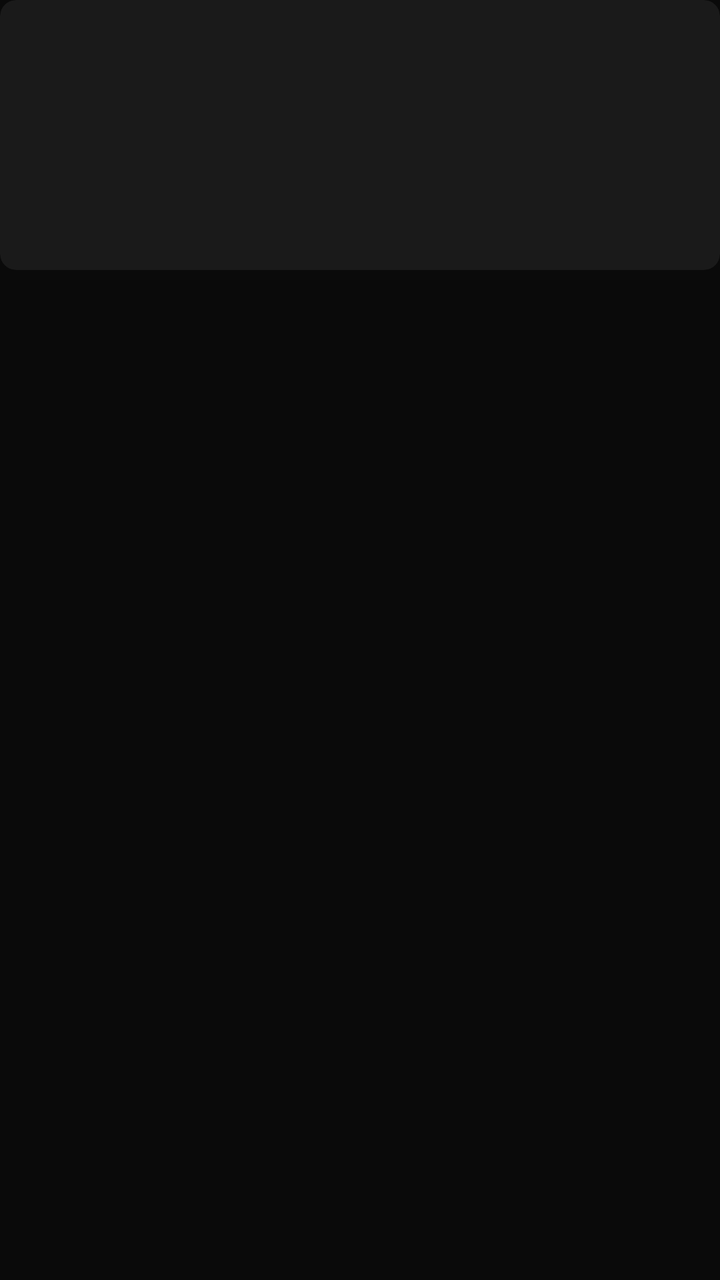
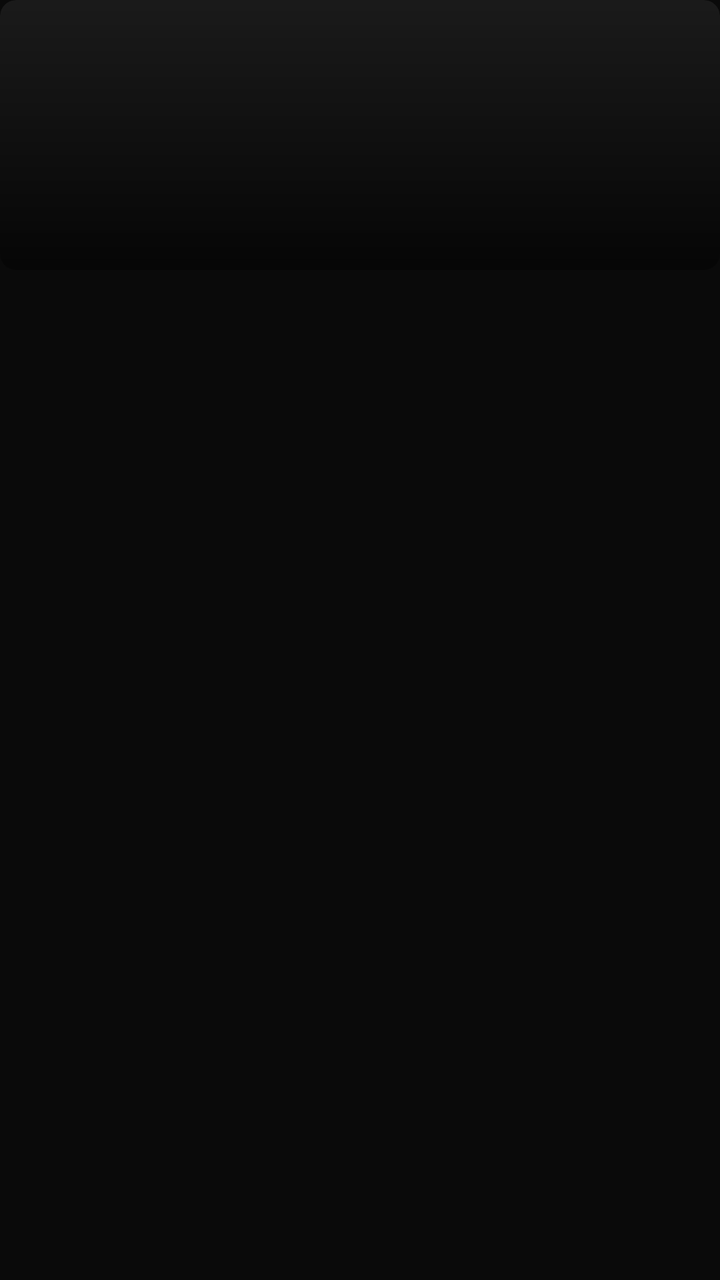

The first picture is an Android layout as it rendered before a commit; the second is the same layout after the commit. The layout source and the unified diff follow.
<!-- AndroidManifest.xml: application theme Theme.StarCinema -->
<!-- res/layout/item_detail_landscape.xml -->
<?xml version="1.0" encoding="utf-8"?>
<LinearLayout xmlns:android="http://schemas.android.com/apk/res/android"
    xmlns:app="http://schemas.android.com/apk/res-auto"
    android:layout_width="240dp"
    android:layout_height="wrap_content"
    android:orientation="vertical"
    android:focusable="true"
    android:clickable="true"
    android:layout_marginEnd="14dp"
    android:clipChildren="false">

    <com.google.android.material.card.MaterialCardView
        android:id="@+id/imageBox"
        android:layout_width="match_parent"
        android:layout_height="135dp"
        android:clipToOutline="true"
        app:cardCornerRadius="8dp"
        app:cardBackgroundColor="@color/bg_card"
        app:cardElevation="0dp"
        app:strokeColor="#00FFFFFF"
        app:strokeWidth="2dp">

        <ImageView
            android:id="@+id/posterImage"
            android:layout_width="match_parent"
            android:layout_height="match_parent"
            android:scaleType="centerCrop" />
    </com.google.android.material.card.MaterialCardView>

    <TextView
        android:id="@+id/titleText"
        android:layout_width="match_parent"
        android:layout_height="wrap_content"
        android:layout_marginTop="6dp"
        android:textSize="14sp"
        android:textColor="@color/text_primary"
        android:textStyle="bold"
        android:singleLine="true"
        android:ellipsize="end" />

    <TextView
        android:id="@+id/subtitleText"
        android:layout_width="match_parent"
        android:layout_height="wrap_content"
        android:layout_marginTop="2dp"
        android:textSize="12sp"
        android:textColor="@color/text_secondary" />
</LinearLayout>
<!-- resources referenced by this layout -->
<resources>
  <color name="bg_card">#1A1A1A</color>
  <color name="text_primary">#FFFFFF</color>
  <color name="text_secondary">#B0B0B0</color>
  <style name="Theme.StarCinema" parent="Theme.Material3.Dark.NoActionBar">
          <item name="android:windowBackground">@color/bg_primary</item>
          <item name="android:colorBackground">@color/bg_primary</item>
          <item name="colorPrimary">@color/gold_primary</item>
          <item name="colorOnPrimary">@color/bg_primary</item>
          <item name="colorPrimaryContainer">@color/bg_card</item>
          <item name="colorOnPrimaryContainer">@color/text_primary</item>
          <item name="colorSecondary">@color/gold_primary</item>
          <item name="colorOnSecondary">@color/bg_primary</item>
          <item name="colorSurface">@color/bg_primary</item>
          <item name="colorOnSurface">@color/text_primary</item>
          <item name="colorSurfaceVariant">@color/bg_card</item>
          <item name="colorOnSurfaceVariant">@color/text_secondary</item>
          <item name="colorOutline">@color/gold_dark</item>
          <item name="android:statusBarColor">@color/bg_primary</item>
          <item name="android:navigationBarColor">@color/bg_primary</item>
      </style>
  <color name="bg_primary">#0A0A0A</color>
  <color name="gold_primary">#F5C542</color>
  <color name="gold_dark">#B8860B</color>
</resources>

<!-- the commit's change to res/layout/item_detail_landscape.xml (unified diff, before → after) -->
@@ -20,29 +20,49 @@
         app:strokeColor="#00FFFFFF"
         app:strokeWidth="2dp">
 
-        <ImageView
-            android:id="@+id/posterImage"
+        <FrameLayout
             android:layout_width="match_parent"
-            android:layout_height="match_parent"
-            android:scaleType="centerCrop" />
+            android:layout_height="match_parent">
+
+            <ImageView
+                android:id="@+id/posterImage"
+                android:layout_width="match_parent"
+                android:layout_height="match_parent"
+                android:scaleType="centerCrop" />
+
+            <View
+                android:layout_width="match_parent"
+                android:layout_height="match_parent"
+                android:background="@drawable/bg_card_bottom_gradient" />
+
+            
+            <LinearLayout
+                android:layout_width="match_parent"
+                android:layout_height="wrap_content"
+                android:layout_gravity="bottom|start"
+                android:orientation="vertical"
+                android:paddingStart="10dp"
+                android:paddingEnd="8dp"
+                android:paddingBottom="8dp">
+
+                <TextView
+                    android:id="@+id/titleText"
+                    android:layout_width="match_parent"
+                    android:layout_height="wrap_content"
+                    android:ellipsize="end"
+                    android:maxLines="1"
+                    android:textColor="@color/text_primary"
+                    android:textSize="14sp"
+                    android:textStyle="bold" />
+
+                <TextView
+                    android:id="@+id/subtitleText"
+                    android:layout_width="wrap_content"
+                    android:layout_height="wrap_content"
+                    android:layout_marginTop="2dp"
+                    android:textSize="12sp"
+                    android:textColor="@color/text_secondary" />
+            </LinearLayout>
+        </FrameLayout>
     </com.google.android.material.card.MaterialCardView>
-
-    <TextView
-        android:id="@+id/titleText"
-        android:layout_width="match_parent"
-        android:layout_height="wrap_content"
-        android:layout_marginTop="6dp"
-        android:textSize="14sp"
-        android:textColor="@color/text_primary"
-        android:textStyle="bold"
-        android:singleLine="true"
-        android:ellipsize="end" />
-
-    <TextView
-        android:id="@+id/subtitleText"
-        android:layout_width="match_parent"
-        android:layout_height="wrap_content"
-        android:layout_marginTop="2dp"
-        android:textSize="12sp"
-        android:textColor="@color/text_secondary" />
 </LinearLayout>
<!-- resource entries referenced after the edit -->
@@ -3,6 +3,14 @@
   <color name="bg_card">#1A1A1A</color>
   <color name="text_primary">#FFFFFF</color>
   <color name="text_secondary">#B0B0B0</color>
+  <!-- drawable bg_card_bottom_gradient (drawable) -->
+  <?xml version="1.0" encoding="utf-8"?>
+  <shape xmlns:android="http://schemas.android.com/apk/res/android" android:shape="rectangle">
+      <gradient
+          android:startColor="#00000000"
+          android:endColor="#CC000000"
+          android:angle="270" />
+  </shape>
   <style name="Theme.StarCinema" parent="Theme.Material3.Dark.NoActionBar">
           <item name="android:windowBackground">@color/bg_primary</item>
           <item name="android:colorBackground">@color/bg_primary</item>
